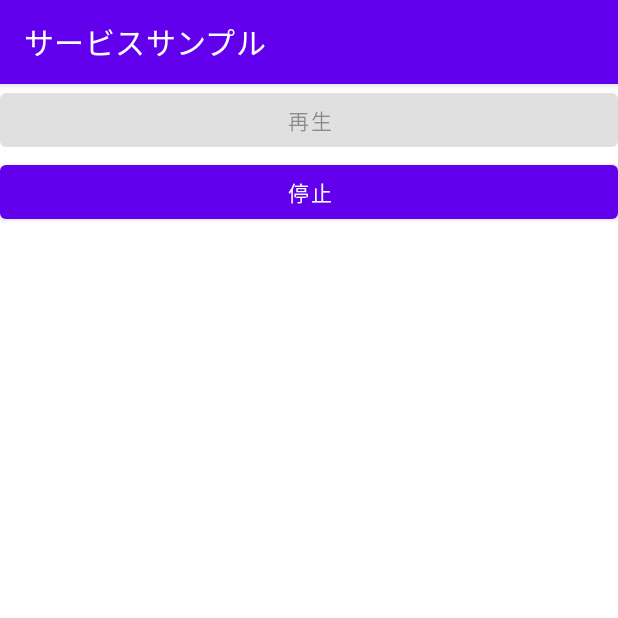
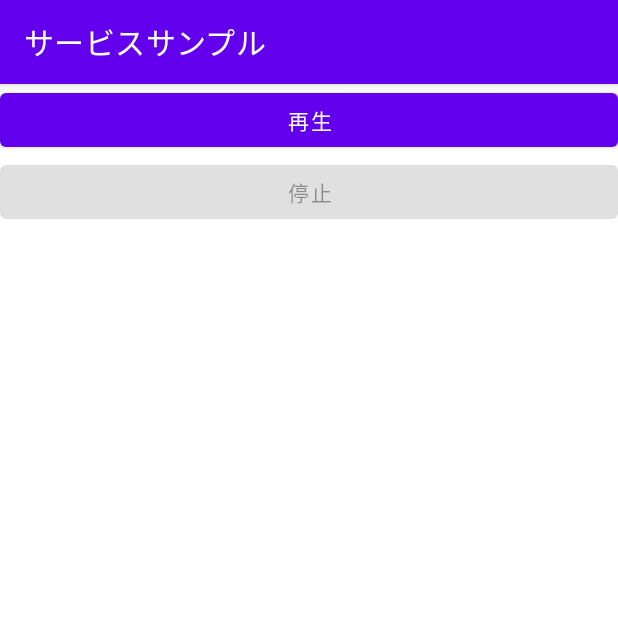
Before and after one commit to misaki-kawaguchi/ServiceSample, an Android app: the screen it shows after launch (MainActivity), after a tap on "停止", on a phone screen of 412 x 824 dp, the top half of it. Run offline under Robolectric (Android 15) with nearby library versions, the phone set to English and light mode, and no system bars; 1 other tap on this screen came first.

Commit message:
[Add]停止ボタンをタップした時の処理を追加

```diff
--- a/app/src/main/java/com/misakikawaguchi/servicesample/MainActivity.kt
+++ b/app/src/main/java/com/misakikawaguchi/servicesample/MainActivity.kt
@@ -25,4 +25,18 @@ class MainActivity : AppCompatActivity() {
         btPlay.isEnabled = false
         btStop.isEnabled = true
     }
+
+    // 停止ボタンをタップした時の処理
+    fun onStopButtonClick(view: View) {
+        // インテントオブジェクトを生成
+        val intent = Intent(applicationContext, SoundManageService::class.java)
+        // サービスを停止
+        stopService(intent)
+
+        // 再生ボタンをタップ可能に、停止ボタンをタップ不可にする
+        val btPlay = findViewById<Button>(R.id.btPlay)
+        val btStop = findViewById<Button>(R.id.btStop)
+        btPlay.isEnabled = true
+        btStop.isEnabled = false
+    }
 }
```
